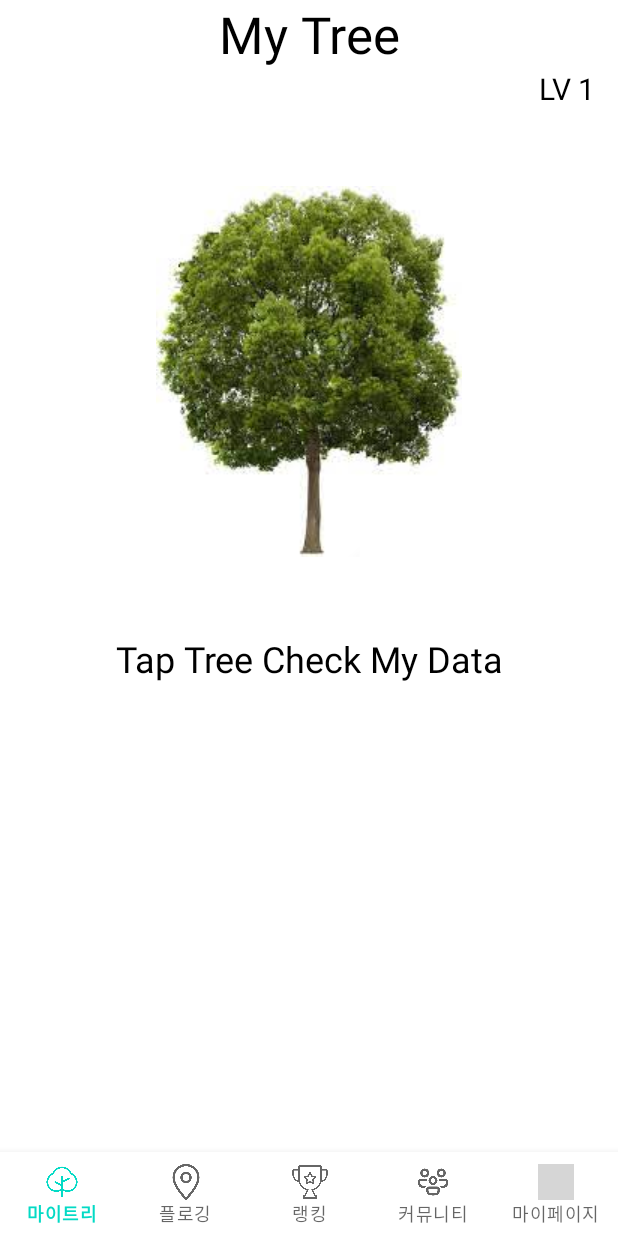
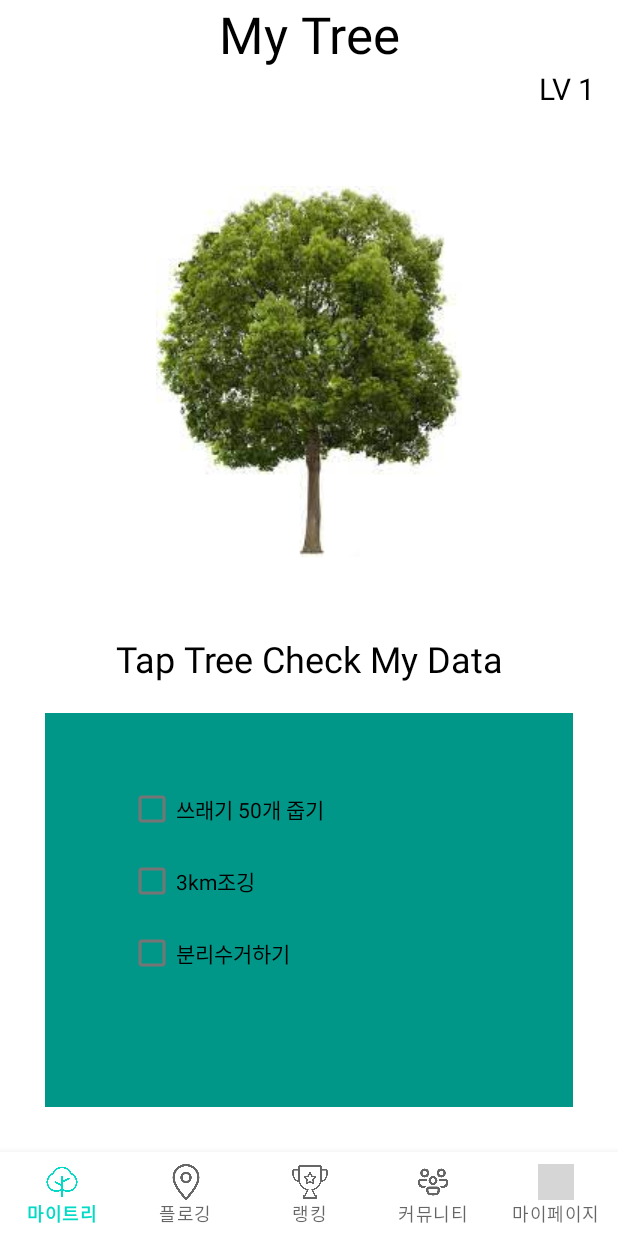
Before and after one commit to cbnu-trash-go/trashGo-android, an Android app: the screen it shows after launch (MainActivity), on a phone screen of 412 x 824 dp. Run offline under Robolectric (Android 15) with nearby library versions, the phone set to English and light mode, and no system bars; grey boxes are pictures that could not be loaded.

Commit message:
메인페이지에 체크박스 추가

```diff
--- a/app/src/main/res/layout/fragment_tree.xml
+++ b/app/src/main/res/layout/fragment_tree.xml
@@ -7,13 +7,8 @@
 
     <LinearLayout
         android:layout_width="fill_parent"
-        android:layout_height="573dp"
+        android:layout_height="fill_parent"
         android:orientation="vertical">
-
-        <LinearLayout
-            android:layout_width="match_parent"
-            android:layout_height="wrap_content"
-            android:orientation="horizontal"></LinearLayout>
 
         <TextView
             android:id="@+id/textView6"
@@ -52,6 +47,43 @@
             android:text="Tap Tree Check My Data"
             android:textColor="#000000"
             android:textSize="24sp" />
+
+        <LinearLayout
+            android:layout_width="match_parent"
+            android:layout_height="match_parent"
+            android:layout_marginLeft="30dp"
+            android:layout_marginTop="20dp"
+            android:layout_marginRight="30dp"
+            android:layout_marginBottom="30dp"
+            android:background="#009688"
+            android:orientation="vertical"
+            android:paddingLeft="15dp">
+
+            <CheckBox
+                android:id="@+id/checkBox"
+                android:layout_width="match_parent"
+                android:layout_height="wrap_content"
+                android:layout_marginLeft="40dp"
+                android:layout_marginTop="40dp"
+                android:text="쓰래기 50개 줍기"
+                android:textColor="#000000" />
+
+            <CheckBox
+                android:id="@+id/checkBox2"
+                android:layout_width="match_parent"
+                android:layout_height="wrap_content"
+                android:layout_marginLeft="40dp"
+                android:text="3km조깅" />
+
+            <CheckBox
+                android:id="@+id/checkBox3"
+                android:layout_width="match_parent"
+                android:layout_height="wrap_content"
+                android:layout_marginLeft="40dp"
+                android:text="분리수거하기" />
+
+        </LinearLayout>
+
     </LinearLayout>
 
 </FrameLayout>
```
